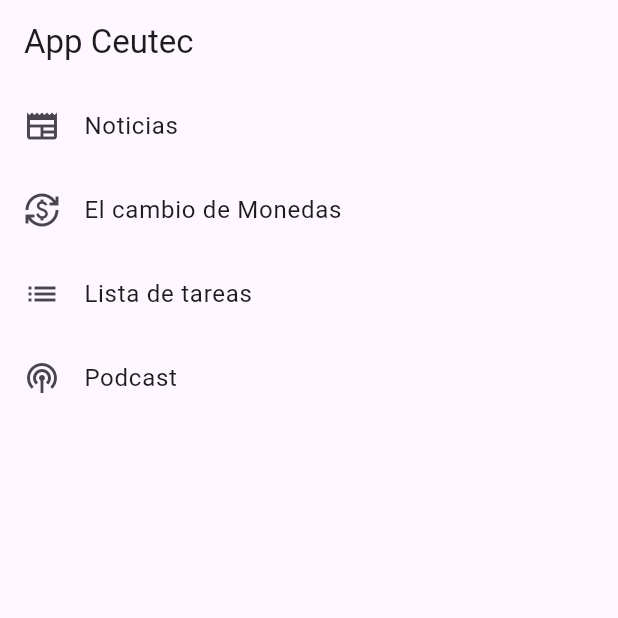
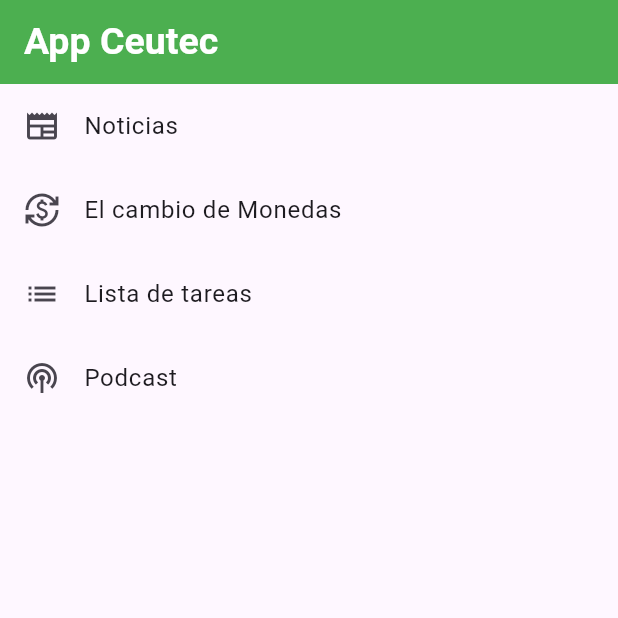
Before and after one commit to Progra-Movil-917/Laboratorio2_Equipo2, a Flutter app: the screen it shows after launch, on a phone screen of 412 x 824 dp, the top half of it. Run offline on Flutter 3.47's test engine with Material 3 defaults, Android fonts, the phone set to English and light mode, and no system bars.

Commit message:
cambio y estilo de color del app bar

```diff
--- a/lib/screens/home.dart
+++ b/lib/screens/home.dart
@@ -7,7 +7,12 @@ class HomeScreen extends StatelessWidget {
   Widget build(BuildContext context) {
     return Scaffold(
       appBar: AppBar(
-        title: const Text('App Ceutec'),
+        title: const Text(
+          'App Ceutec',
+          style: TextStyle(
+              color: Colors.white, fontSize: 25, fontWeight: FontWeight.bold),
+        ),
+        backgroundColor: Colors.green,
       ),
       body: ListView(
         children: [
```
